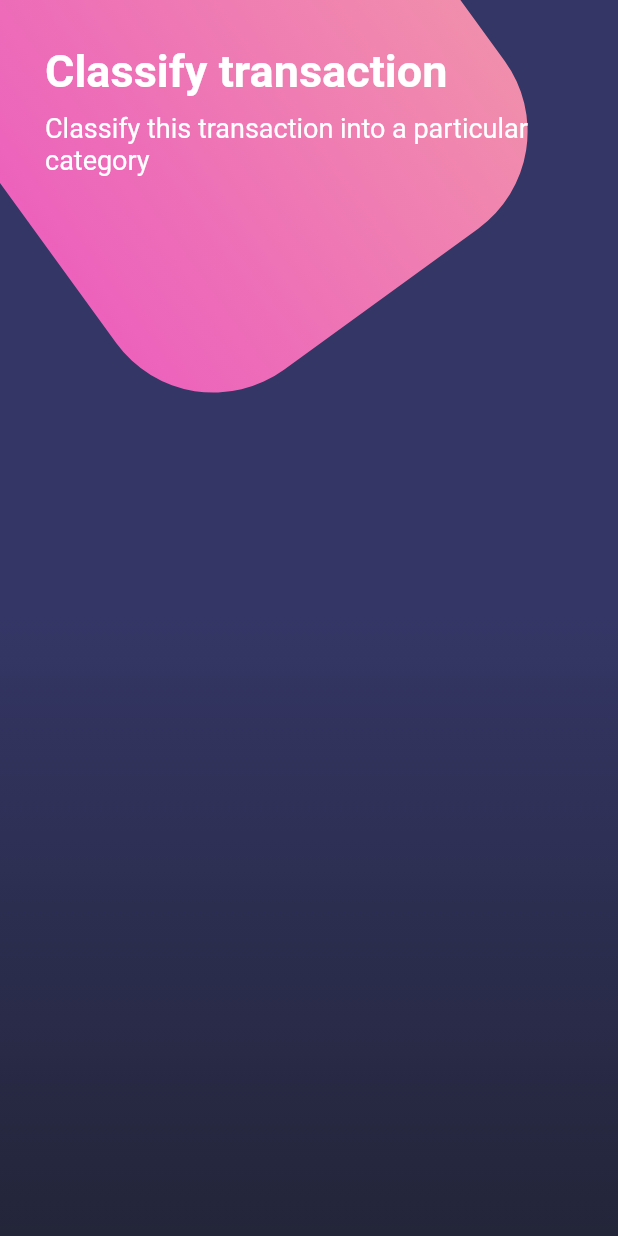
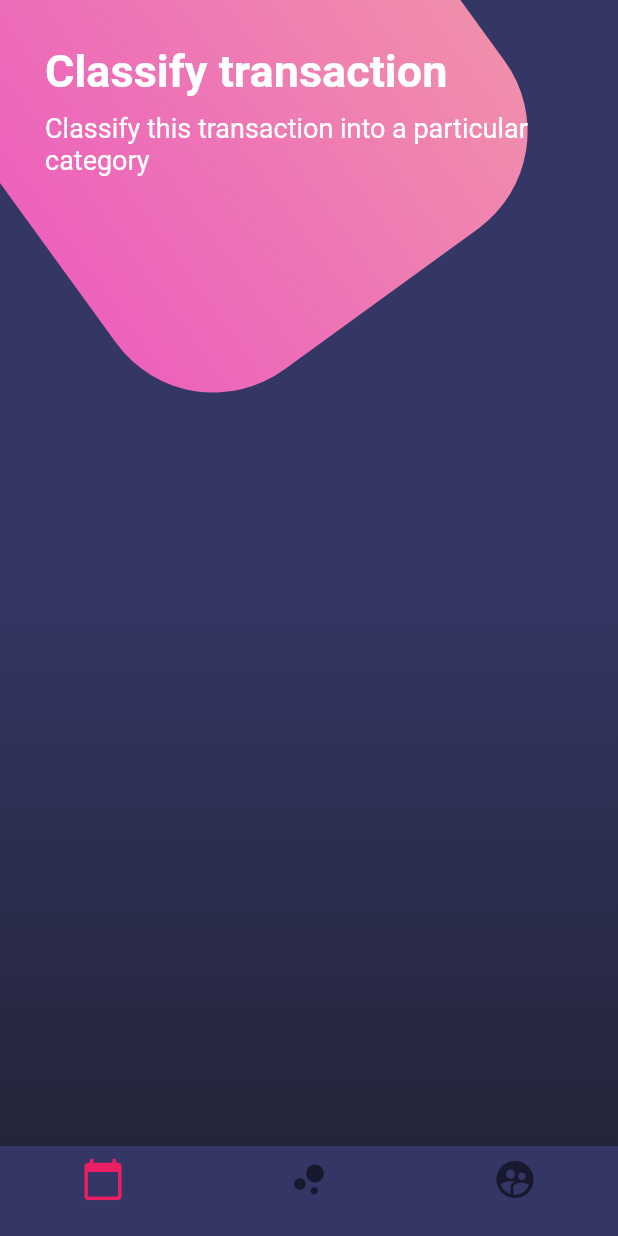
Before and after one commit to Danaes/dise-o-flutter, a Flutter app: the screen it shows after launch, on a phone screen of 412 x 824 dp. Run offline on Flutter 3.47's test engine with Material 2 defaults, Android fonts, the phone set to English and light mode, and no system bars.

```diff
--- a/lib/main.dart
+++ b/lib/main.dart
@@ -12,7 +12,7 @@ class MyApp extends StatelessWidget {
   Widget build(BuildContext context) {
 
     SystemChrome.setSystemUIOverlayStyle( SystemUiOverlayStyle.light.copyWith(
-      statusBarColor: Colors.white30
+      statusBarColor: Colors.white12
     ));
 
     return MaterialApp(
--- a/lib/src/pages/botones_page.dart
+++ b/lib/src/pages/botones_page.dart
@@ -18,6 +18,7 @@ class BotonesPage extends StatelessWidget {
           )
         ],
       ),
+      bottomNavigationBar: _bottomNavigationBar(context),
     );
   }
 
@@ -87,4 +88,34 @@ class BotonesPage extends StatelessWidget {
       ),
     );
   }
+
+  Widget _bottomNavigationBar( BuildContext context  ) {
+
+    return Theme(
+      data: Theme.of(context).copyWith(
+        canvasColor: Color.fromRGBO(52, 54, 101, 1.0),
+        primaryColor: Colors.pinkAccent,
+        textTheme: Theme.of(context).textTheme.copyWith(
+          caption: TextStyle( color: Color.fromRGBO(116, 117, 152, 1.0) )
+        )
+      ),
+      child: BottomNavigationBar(
+        fixedColor: Colors.pink,
+        items: [
+          BottomNavigationBarItem(
+            title: Container(),
+            icon: Icon( Icons.calendar_today, size: 30.0 ),
+          ),
+          BottomNavigationBarItem(
+            title: Container(),
+            icon: Icon( Icons.bubble_chart, size: 30.0 ),
+          ),
+          BottomNavigationBarItem(
+            title: Container(),
+            icon: Icon( Icons.supervised_user_circle, size: 30.0 ),
+          ),
+        ],
+      ),
+    );
+  }
 }
```
